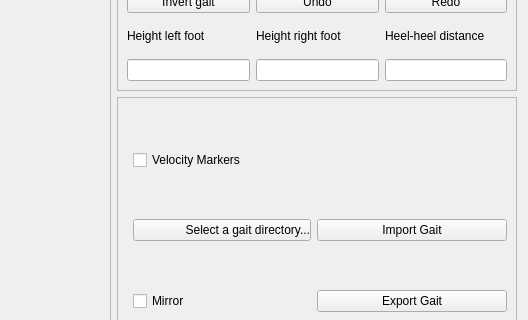
Above: march_rqt_gait_generator/resource/gait_generator.ui from project-march/ProjectMarch before the change; both pictures show x 569 to 1097 and y 160 to 480 of the 1097 by 754 pixel window. Below: the same form after it.
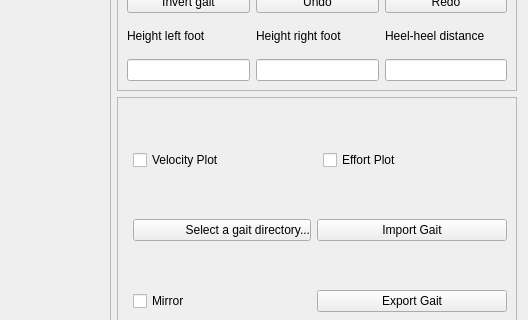
That is the form after the change.

Commit message: Plot effort in gait generator

```diff
--- a/march_rqt_gait_generator/resource/gait_generator.ui
+++ b/march_rqt_gait_generator/resource/gait_generator.ui
@@ -255,7 +255,14 @@
       <item row="0" column="2">
        <widget class="QCheckBox" name="ShowVelocityMarkers">
         <property name="text">
-         <string>Velocity Markers</string>
+         <string>Velocity Plot</string>
+        </property>
+       </widget>
+      </item>
+      <item row="0" column="4">
+       <widget class="QCheckBox" name="ShowEffortPlot">
+        <property name="text">
+         <string>Effort Plot</string>
         </property>
        </widget>
       </item>
```
Left out of the diff: 2 changed lines with no effect on the pictures. The commit also changes 4 other files.
